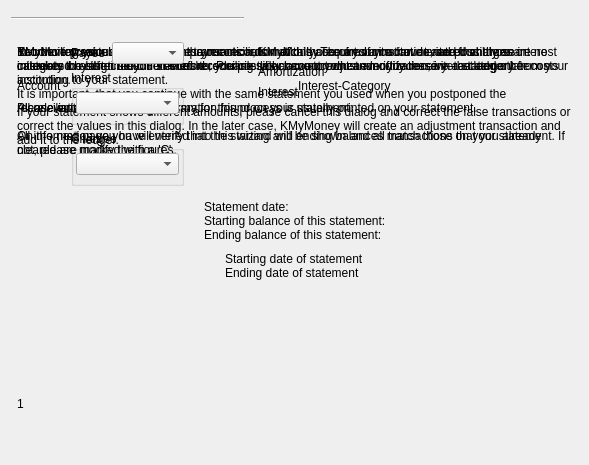
Before: the Qt Designer form kmymoney/dialogs/kendingbalancedlgdecl.ui in KDE/kmymoney, drawn with Qt 5.
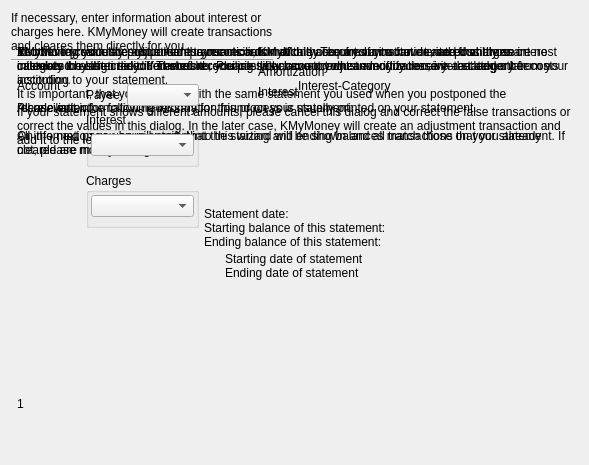
After: the same form once the commit is applied. Custom widgets are drawn as their Qt base class.

Commit message: Replace all instances of K3ActiveLabel with QLabel (with wordWrap on). This was done for the following reasons: 1. K3ActiveLabel is deprecated 2. It was painting itself with a gradient which made the pages look bad Also improved the base currency selection page of the new file wizard.

Patch:
```diff
--- a/kmymoney/dialogs/kendingbalancedlgdecl.ui
+++ b/kmymoney/dialogs/kendingbalancedlgdecl.ui
@@ -502,10 +502,13 @@
    </attribute>
    <layout class="QVBoxLayout">
     <item>
-     <widget class="K3ActiveLabel" name="m_enterInformationLabel" native="true">
+     <widget class="QLabel" name="m_enterInformationLabel" native="true">
       <property name="text" stdset="0">
        <string>x</string>
       </property>
+      <property name="wordWrap">
+        <bool>true</bool>
+      </property>
      </widget>
     </item>
     <item>
@@ -649,10 +652,13 @@
    </attribute>
    <layout class="QVBoxLayout">
     <item>
-     <widget class="K3ActiveLabel" name="kActiveLabel1" native="true">
+     <widget class="QLabel" name="qLabel1" native="true">
       <property name="text" stdset="0">
        <string>If necessary, enter information about interest or charges here. KMyMoney will create transactions and cleares them directly for you.</string>
       </property>
+      <property name="wordWrap">
+        <bool>true</bool>
+      </property>
      </widget>
     </item>
     <item>
@@ -887,11 +893,6 @@
    <extends>QWidget</extends>
    <header>kmymoneyaccountselector.h</header>
   </customwidget>
-  <customwidget>
-   <class>K3ActiveLabel</class>
-   <extends>QWidget</extends>
-   <header>k3activelabel.h</header>
-  </customwidget>
  </customwidgets>
  <resources/>
  <connections/>
```
The commit also changes 29 other files.
